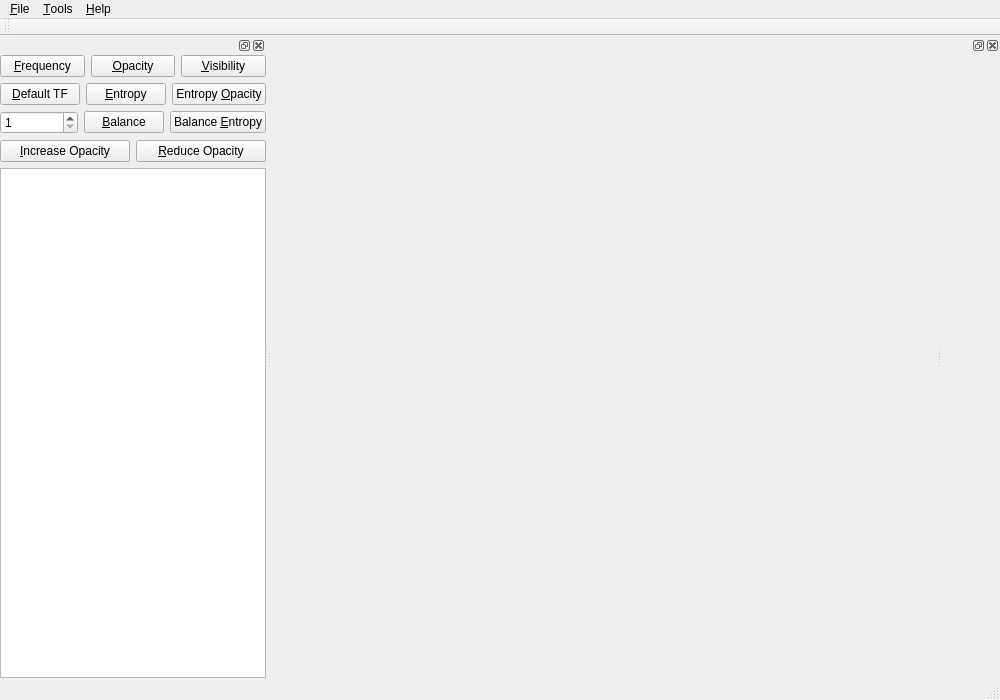
Before: the Qt Designer form VolumeRenderer/mainwindow.ui in luosz/volume-visualiser, drawn with Qt 5.
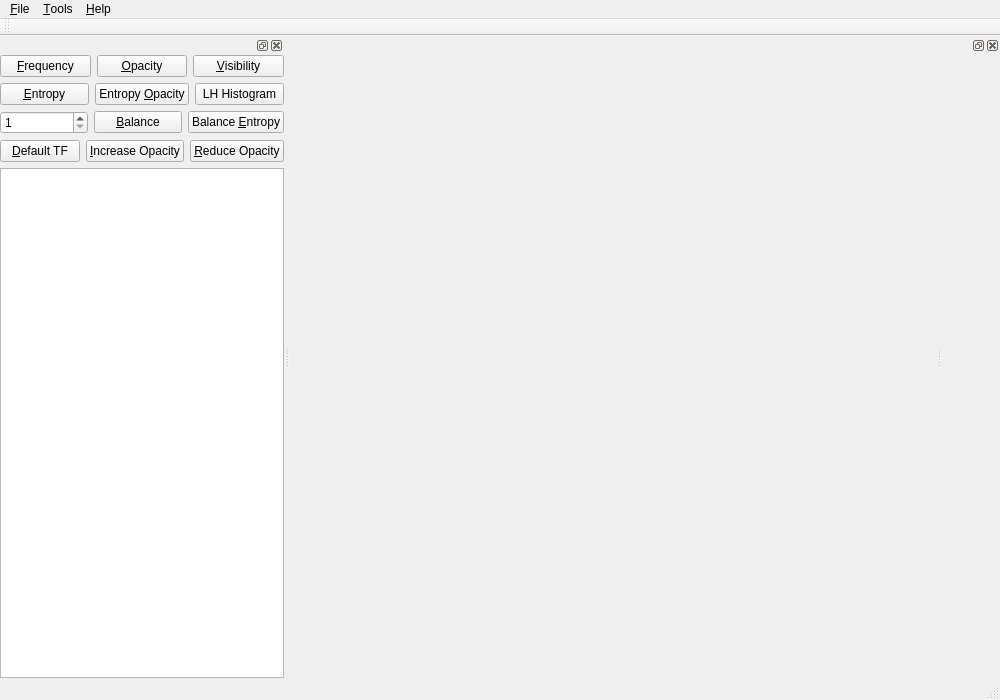
After: the same form once the commit is applied.

Commit message: add lh histogram

The edit to the form file:
```diff
--- a/VolumeRenderer/mainwindow.ui
+++ b/VolumeRenderer/mainwindow.ui
@@ -166,13 +166,6 @@
            <property name="bottomMargin">
             <number>0</number>
            </property>
-           <item>
-            <widget class="QPushButton" name="defaultButton">
-             <property name="text">
-              <string>&amp;Default TF</string>
-             </property>
-            </widget>
-           </item>
            <item>
             <widget class="QPushButton" name="entropyButton">
              <property name="text">
@@ -187,6 +180,13 @@
              </property>
             </widget>
            </item>
+           <item>
+            <widget class="QPushButton" name="lhHistogramButton">
+             <property name="text">
+              <string>LH Histogram</string>
+             </property>
+            </widget>
+           </item>
           </layout>
          </item>
          <item>
@@ -225,6 +225,13 @@
            <property name="bottomMargin">
             <number>0</number>
            </property>
+           <item>
+            <widget class="QPushButton" name="defaultButton">
+             <property name="text">
+              <string>&amp;Default TF</string>
+             </property>
+            </widget>
+           </item>
            <item>
             <widget class="QPushButton" name="IncreaseOpacityButton">
              <property name="text">
```
The commit also changes 11 other files.
